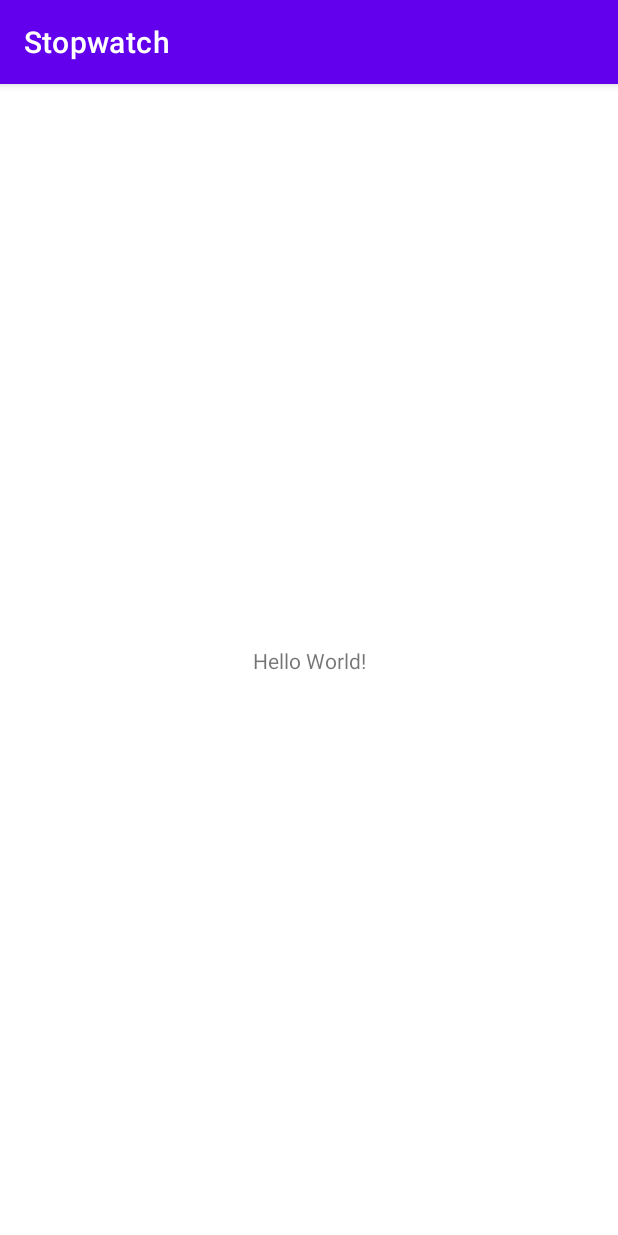
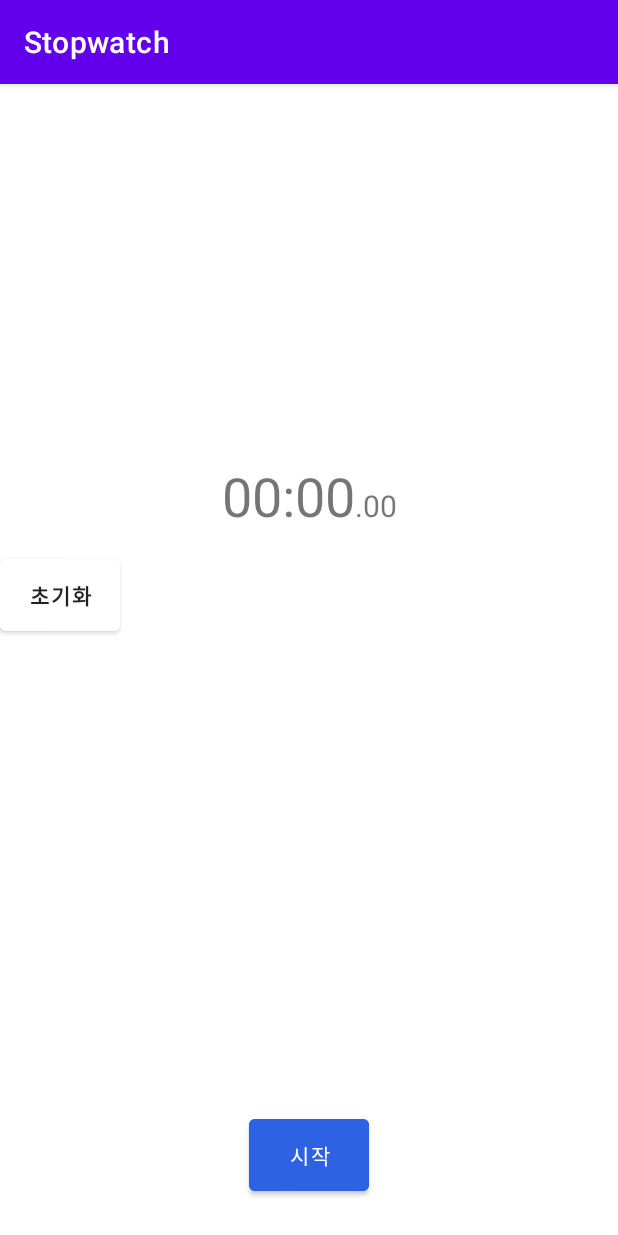
Before and after one commit to Tchaikovsky1114/kotlin-stopwatch, an Android app: the screen it shows after launch (MainActivity), on a phone screen of 412 x 824 dp. Run offline under Robolectric (Android 15) with nearby library versions, the phone set to English and light mode, and no system bars.

Commit message:
stopwatch style

```diff
--- a/app/src/main/res/layout/activity_main.xml
+++ b/app/src/main/res/layout/activity_main.xml
@@ -7,12 +7,64 @@
     tools:context=".MainActivity">
 
     <TextView
+        android:id="@+id/minute"
         android:layout_width="wrap_content"
         android:layout_height="wrap_content"
-        android:text="Hello World!"
+        android:text="00"
+        android:textSize="36sp"
         app:layout_constraintBottom_toBottomOf="parent"
+        app:layout_constraintEnd_toStartOf="@+id/second"
+        app:layout_constraintHorizontal_bias="0.5"
+        app:layout_constraintHorizontal_chainStyle="packed"
+        app:layout_constraintStart_toStartOf="parent"
+        app:layout_constraintTop_toTopOf="parent"
+        app:layout_constraintVertical_bias="0.348" />
+
+    <TextView
+        android:id="@+id/second"
+        android:layout_width="wrap_content"
+        android:layout_height="wrap_content"
+        android:text=":00"
+        android:textSize="36sp"
+        app:layout_constraintBaseline_toBaselineOf="@+id/minute"
+        app:layout_constraintEnd_toStartOf="@+id/millisecond"
+        app:layout_constraintHorizontal_bias="0.5"
+        app:layout_constraintStart_toEndOf="@+id/minute" />
+
+    <TextView
+        android:id="@+id/millisecond"
+        android:layout_width="wrap_content"
+        android:layout_height="wrap_content"
+        android:text=".00"
+        android:textSize="20sp"
+
+        app:layout_constraintBaseline_toBaselineOf="@+id/second"
         app:layout_constraintEnd_toEndOf="parent"
+        app:layout_constraintHorizontal_bias="0.5"
+        app:layout_constraintStart_toEndOf="@+id/second" />
+
+    <Button
+        android:layout_width="80dp"
+        android:layout_height="60dp"
+        android:text="시작"
+        android:backgroundTint="#2d63e2"
+        app:layout_constraintBottom_toBottomOf="parent"
         app:layout_constraintStart_toStartOf="parent"
-        app:layout_constraintTop_toTopOf="parent" />
+        app:layout_constraintEnd_toEndOf="parent"
+        android:layout_marginBottom="24dp"
+        />
+
+    <Button
+        android:layout_width="80dp"
+        android:layout_height="60dp"
+        android:backgroundTint="#Fff"
+        android:layout_marginTop="12dp"
+        android:text="초기화"
+        tools:layout_editor_absoluteX="165dp"
+        tools:layout_editor_absoluteY="16dp"
+        app:layout_constraintTop_toBottomOf="@+id/second"
+        android:textColor="#222"
+        android:textStyle="bold"
+        />
 
 </androidx.constraintlayout.widget.ConstraintLayout>
```
